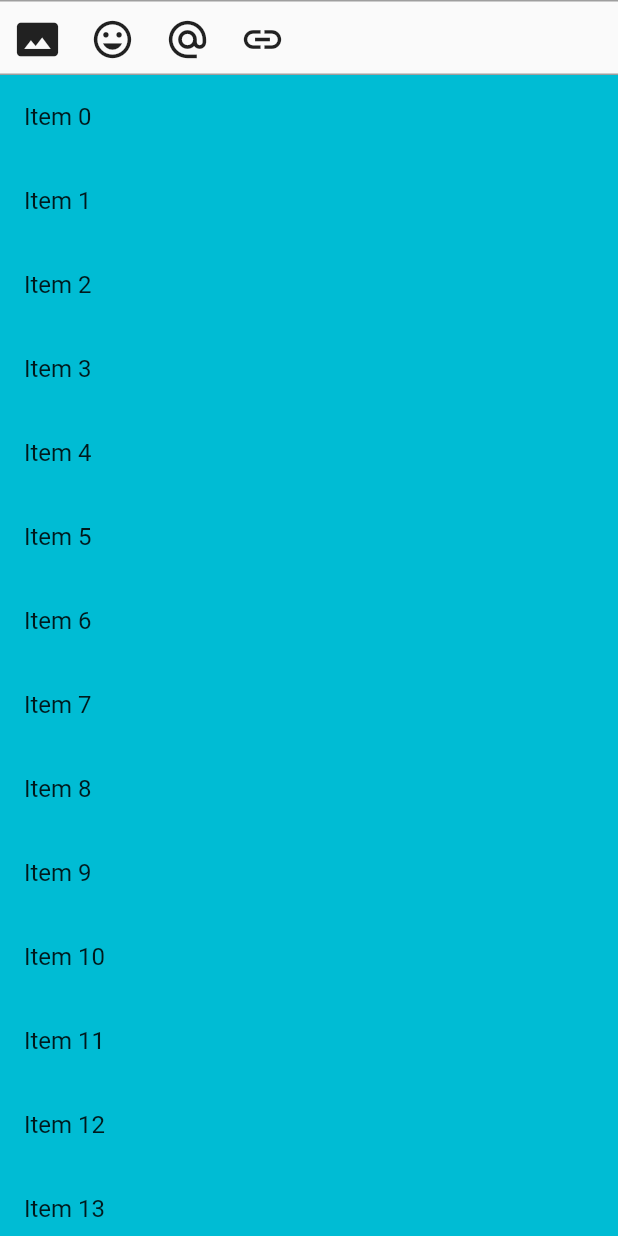
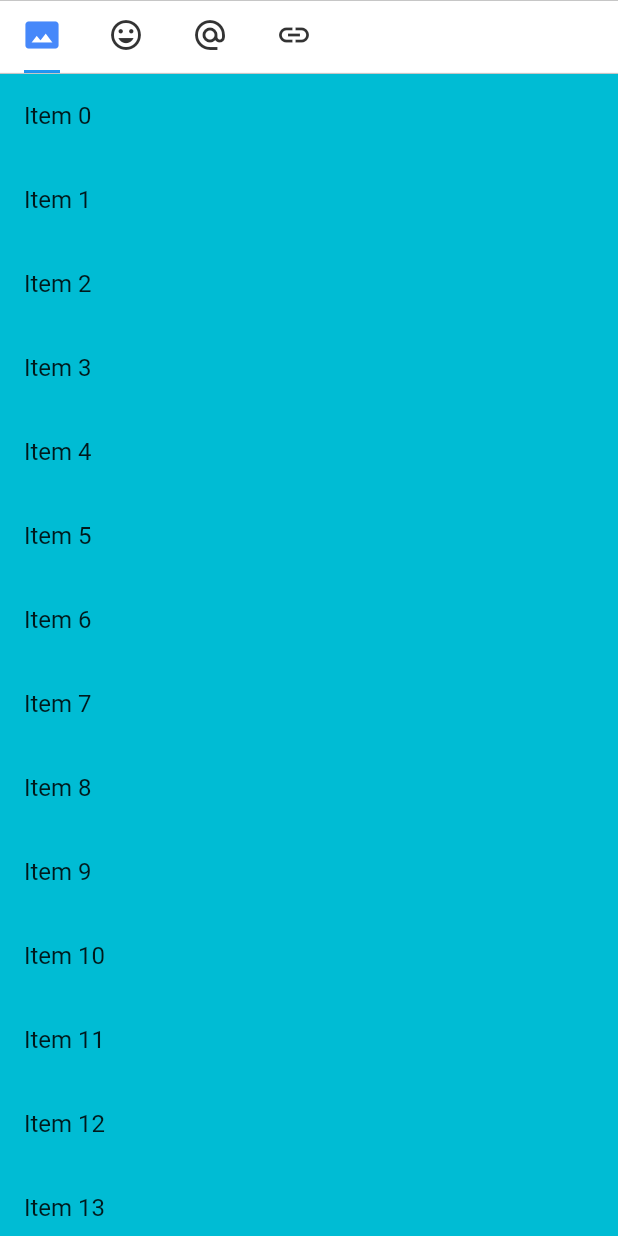
Before and after one commit to real-jacket/flutter-demo, a Flutter app: the UpperLayer widget shown alone on an empty page, opened directly, on a phone screen of 412 x 824 dp. Run offline on Flutter 3.47's test engine with Material 2 defaults, Android fonts, the phone set to English and light mode, and no system bars; our stand-ins replace percent_indicator; missing offline and left inert: rubber.

Commit message:
bottom_sheet 内tabbar嵌套，添加微信九宫格样式

```diff
--- a/lib/bottom_drawer/upper_layer.dart
+++ b/lib/bottom_drawer/upper_layer.dart
@@ -1,78 +1,138 @@
 import 'package:flutter/material.dart';
 import 'package:rubber/rubber.dart';
 
-class UpperLayer extends StatelessWidget {
+class UpperLayer extends StatefulWidget {
   final RubberAnimationController controller;
   final ScrollController scrollController;
-  UpperLayer({Key key,this.controller,this.scrollController}):super(key:key);
+  UpperLayer({Key key, this.controller, this.scrollController})
+      : super(key: key);
+
+  @override
+  _UpperLayerState createState() => _UpperLayerState();
+}
+
+class _UpperLayerState extends State<UpperLayer>
+    with SingleTickerProviderStateMixin, AutomaticKeepAliveClientMixin {
+  var _isPageCanChanged = true;
+  var _index = 0;
+  // var _sortIndex = 0;
+
+  TabController _tabController;
+  PageController _pageController = PageController(initialPage: 0);
+
+  void initState() {
+    super.initState();
+    _tabController = new TabController(vsync: this, length: 4);
+  }
+
+  @override
+  void dispose() {
+    _tabController.dispose();
+    super.dispose();
+  }
 
   void _show() {
     print("show");
-    if (controller.value < controller.halfBound) {
-      controller.launchTo(controller.value, controller.halfBound);
+    if (widget.controller.value < widget.controller.halfBound) {
+      widget.controller
+          .launchTo(widget.controller.value, widget.controller.halfBound);
     }
   }
 
   @override
   Widget build(BuildContext context) {
+    super.build(context);
     return Column(
-      mainAxisAlignment: MainAxisAlignment.start,
+      crossAxisAlignment: CrossAxisAlignment.start,
       children: <Widget>[
+        Container(height: 0.6, color: Colors.black26),
         Container(
-          decoration: BoxDecoration(
-              border: Border(
-            top: BorderSide(
-                width: 1, color: Colors.grey, style: BorderStyle.solid),
-            bottom: BorderSide(
-                width: 1, color: Colors.grey, style: BorderStyle.solid),
-          )),
-          height: 50,
-          child: Row(
-            children: <Widget>[
-              IconButton(
-                highlightColor: Colors.blue,
-                iconSize: 30,
-                padding: EdgeInsets.all(10),
+          decoration: BoxDecoration(color: Colors.white),
+          width: MediaQuery.of(context).size.width,
+          child: TabBar(
+            onTap: (index) {
+              if (!mounted) {
+                return;
+              }
+              setState(() {
+                _index = index;
+              });
+              _pageController.jumpToPage(index);
+              if (index == 0) {
+                _show();
+              }
+            },
+            isScrollable: true,
+            controller: _tabController,
+            labelStyle: TextStyle(
+                fontSize: 18,
+                color: Color(0xFF333333),
+                fontWeight: FontWeight.bold),
+            indicatorSize: TabBarIndicatorSize.label,
+            unselectedLabelColor: Color(0xFF333333),
+            labelColor: Color(0xff4688FA),
+            tabs: <Widget>[
+              Tab(
                 icon: Icon(Icons.photo_size_select_actual),
-                onPressed: () {
-                  _show();
-                },
               ),
-              IconButton(
-                iconSize: 30,
-                padding: EdgeInsets.all(10),
+              Tab(
                 icon: Icon(Icons.tag_faces),
-                onPressed: () {},
               ),
-              IconButton(
-                iconSize: 30,
-                padding: EdgeInsets.all(10),
+              Tab(
                 icon: Icon(Icons.alternate_email),
-                onPressed: () {},
               ),
-              IconButton(
-                iconSize: 30,
-                padding: EdgeInsets.all(10),
+              Tab(
                 icon: Icon(Icons.link),
-                onPressed: () {},
               ),
             ],
           ),
         ),
+        Container(height: 0.6, color: Colors.black26),
         Expanded(
-          flex: 1,
-          child: Container(
+          child: PageView.builder(
+            itemCount: 4,
+            onPageChanged: (index) {
+              if (_isPageCanChanged) {
+                //由于pageview切换是会回调这个方法,又会触发切换tabbar的操作,所以定义一个flag,控制pageview的回调
+                _onPageChange(index);
+              }
+            },
+            controller: _pageController,
+            itemBuilder: (BuildContext context, int index) {
+              return Container(
                 decoration: BoxDecoration(color: Colors.cyan),
                 child: ListView.builder(
                     physics: NeverScrollableScrollPhysics(),
-                controller: scrollController,
+                    controller: widget.scrollController,
                     itemBuilder: (BuildContext context, int index) {
-                  return ListTile(title: Text("Item $index"));
+                      return ListTile(
+                          title: Text("Item ${_index * 10 + index}"));
                     },
                     itemCount: 100),
+              );
+            },
           ),
         ),
       ],
     );
   }
+
+  _onPageChange(int index, {PageController p, TabController t}) async {
+    if (p != null) {
+      //判断是哪一个切换
+      _isPageCanChanged = false;
+      await _pageController.animateToPage(index,
+          duration: Duration(milliseconds: 300),
+          curve: Curves.ease); //等待pageview切换完毕,再释放pageivew监听
+      _isPageCanChanged = true;
+    } else {
+      _tabController.animateTo(index); //切换Tabbar
     }
+    setState(() {
+      _index = index;
+    });
+  }
+
+  @override
+  bool get wantKeepAlive => true;
+}
```
Also changed, not shown: lib/bottom_drawer/bottom_drawer.dart (+11 -79 lines), lib/bottom_drawer/lower_layer.dart (+13 -2 lines), lib/bottom_drawer/nine_pic.dart (added, +71 -0 lines). Lines whose indentation alone changed are shown as unchanged.
